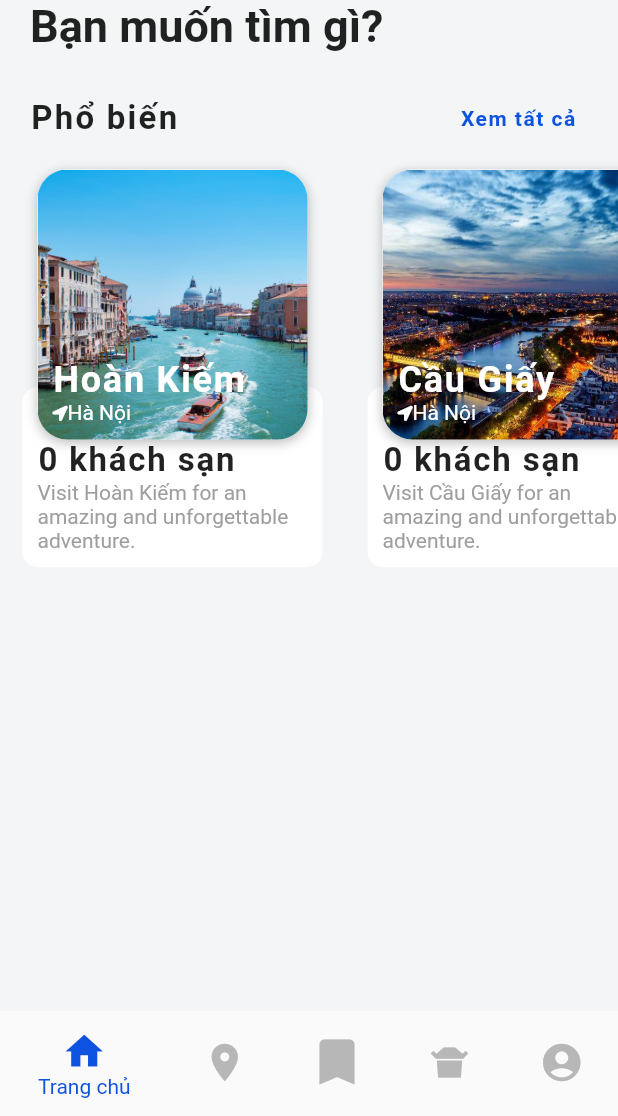
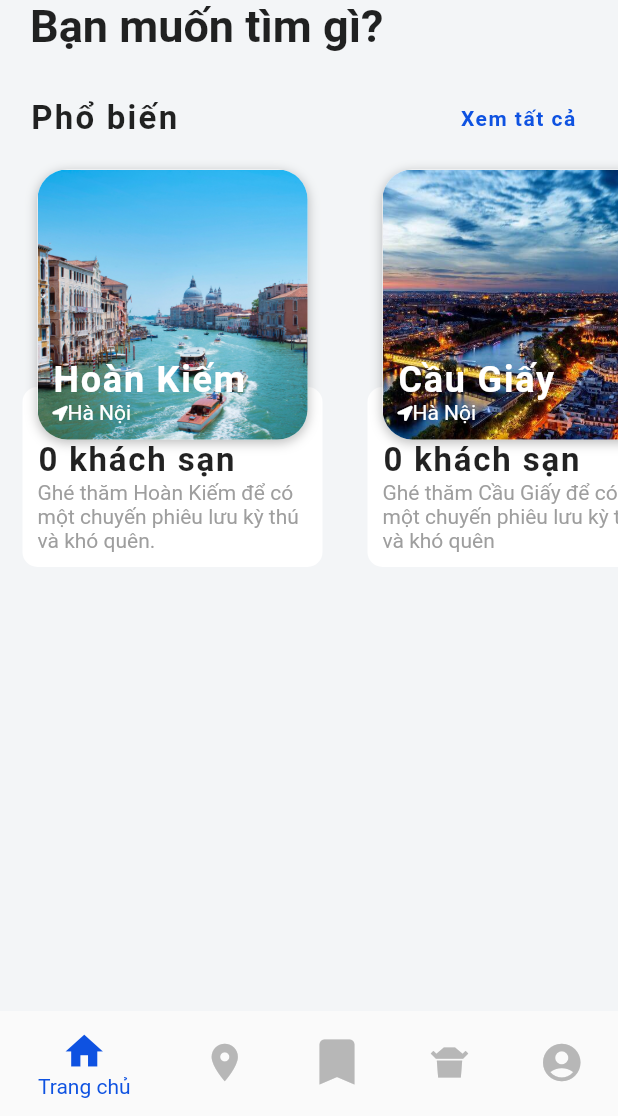
Before and after one commit to bullpig/Mobile_Hotel_Booking, a Flutter app: the HomeScreen screen opened directly, on a phone screen of 412 x 824 dp, the part 120-1236 px from its top. Run offline on Flutter 3.47's test engine with Material 2 defaults, Android fonts, the phone set to English and light mode, and no system bars; our stand-ins replace cloud_firestore, firebase_auth, firebase_core, fluttertoast, font_awesome_flutter; accounts and stored records are empty; network calls fail.

Commit message:
fix destination_model

```diff
--- a/hotel_booking/lib/models/destination_model.dart
+++ b/hotel_booking/lib/models/destination_model.dart
@@ -27,10 +27,10 @@ List<Destination> destinations = [];
 
 void loadDataOfDestinations() {
     destinations = [
-    Destination(imageUrl: 'assets/images/venice.jpg', city: 'Hoàn Kiếm', country: 'Hà Nội', description: 'Visit Hoàn Kiếm for an amazing and unforgettable adventure.'),
-    Destination(imageUrl: 'assets/images/paris.jpg', city: 'Cầu Giấy', country: 'Hà Nội', description: 'Visit Cầu Giấy for an amazing and unforgettable adventure.'),
-    Destination(imageUrl: 'assets/images/newdelhi.jpg', city: 'Đống Đa', country: 'Hà Nội', description: 'Visit Đống Đa for an amazing and unforgettable adventure.'),
-    Destination(imageUrl: 'assets/images/saopaulo.jpg', city: 'Nam Từ Liêm', country: 'Hà Nội', description: 'Visit Hà Nội for an amazing and unforgettable adventure.'),
-    Destination(imageUrl: 'assets/images/newyork.jpg', city: 'Hai Bà Trưng', country: 'Hà Nội', description: 'Visit Hà Nội for an amazing and unforgettable adventure.')
+    Destination(imageUrl: 'assets/images/venice.jpg', city: 'Hoàn Kiếm', country: 'Hà Nội', description: 'Ghé thăm Hoàn Kiếm để có một chuyến phiêu lưu kỳ thú và khó quên.'),
+    Destination(imageUrl: 'assets/images/paris.jpg', city: 'Cầu Giấy', country: 'Hà Nội', description: 'Ghé thăm Cầu Giấy để có một chuyến phiêu lưu kỳ thú và khó quên'),
+    Destination(imageUrl: 'assets/images/newdelhi.jpg', city: 'Hoàng Mai', country: 'Hà Nội', description: 'Ghé thăm Hoàng Mai để có một chuyến phiêu lưu kỳ thú và khó quên'),
+    Destination(imageUrl: 'assets/images/saopaulo.jpg', city: 'Nam Từ Liêm', country: 'Hà Nội', description: 'Ghé thăm Nam Từ Liêm để có một chuyến phiêu lưu kỳ thú và khó quên'),
+    Destination(imageUrl: 'assets/images/newyork.jpg', city: 'Hai Bà Trưng', country: 'Hà Nội', description: 'Ghé thăm Hai Bà Trưng để có một chuyến phiêu lưu kỳ thú và khó quên'),
   ];
 }
--- a/hotel_booking/lib/models/hotel_model.dart
+++ b/hotel_booking/lib/models/hotel_model.dart
@@ -29,8 +29,8 @@ List<Hotel> temp_favorite = [
       name: 'KIM HOTEL',
       address:
           '12 ngõ 75 Cầu Đất, Chương Dương Độ, Hoàn Kiếm, Hà Nội, Việt Nam',
-      twohourprice: 175,
-      overnightprice: 300,
+      twohourprice: 175000,
+      overnightprice: 300000,
       rating: 5,
       introduction:
           'Lorem ipsum dolor sit amet, consectetur adipiscing elit.In porta euismod neque, vel sagittis augue suscipit et. In sapien ipsum, vehicula sit amet ante non, sollicitudin venenatis est.Vivamus imperdiet venenatis tellus eget fringilla.'),
@@ -39,8 +39,8 @@ List<Hotel> temp_favorite = [
       name: 'Hotel 1',
       address:
           '12 ngõ 75 Cầu Đất, Chương Dương Độ, Hoàn Kiếm, Hà Nội, Việt Nam',
-      twohourprice: 300,
-      overnightprice: 652,
+      twohourprice: 300000,
+      overnightprice: 650000,
       rating: 4,
       introduction:
           'Lorem ipsum dolor sit amet, consectetur adipiscing elit.In porta euismod neque, vel sagittis augue suscipit et. In sapien ipsum, vehicula sit amet ante non, sollicitudin venenatis est.Vivamus imperdiet venenatis tellus eget fringilla.'),
@@ -49,8 +49,8 @@ List<Hotel> temp_favorite = [
       name: 'Hotel 2',
       address:
           '12 ngõ 75 Cầu Đất, Chương Dương Độ, Hoàn Kiếm, Hà Nội, Việt Nam',
-      twohourprice: 240,
-      overnightprice: 480,
+      twohourprice: 240000,
+      overnightprice: 480000,
       rating: 4,
       introduction:
           'Lorem ipsum dolor sit amet, consectetur adipiscing elit.In porta euismod neque, vel sagittis augue suscipit et. In sapien ipsum, vehicula sit amet ante non, sollicitudin venenatis est.Vivamus imperdiet venenatis tellus eget fringilla.'),
@@ -62,8 +62,8 @@ List<Hotel> temp_hotels = [
       name: 'KIM HOTEL',
       address:
           '12 ngõ 75 Cầu Đất, Chương Dương Độ, Hoàn Kiếm, Hà Nội, Việt Nam',
-      twohourprice: 175,
-      overnightprice: 300,
+      twohourprice: 175000,
+      overnightprice: 300000,
       rating: 5,
       introduction:
           'Lorem ipsum dolor sit amet, consectetur adipiscing elit.In porta euismod neque, vel sagittis augue suscipit et. In sapien ipsum, vehicula sit amet ante non, sollicitudin venenatis est.Vivamus imperdiet venenatis tellus eget fringilla.'),
@@ -72,8 +72,8 @@ List<Hotel> temp_hotels = [
       name: 'Hotel 1',
       address:
           '12 ngõ 75 Cầu Đất, Chương Dương Độ, Hoàn Kiếm, Hà Nội, Việt Nam',
-      twohourprice: 300,
-      overnightprice: 652,
+      twohourprice: 300000,
+      overnightprice: 650000,
       rating: 4,
       introduction:
           'Lorem ipsum dolor sit amet, consectetur adipiscing elit.In porta euismod neque, vel sagittis augue suscipit et. In sapien ipsum, vehicula sit amet ante non, sollicitudin venenatis est.Vivamus imperdiet venenatis tellus eget fringilla.'),
@@ -82,8 +82,8 @@ List<Hotel> temp_hotels = [
       name: 'Hotel 2',
       address:
           '12 ngõ 75 Cầu Đất, Chương Dương Độ, Hoàn Kiếm, Hà Nội, Việt Nam',
-      twohourprice: 240,
-      overnightprice: 480,
+      twohourprice: 240000,
+      overnightprice: 480000,
       rating: 4,
       introduction:
           'Lorem ipsum dolor sit amet, consectetur adipiscing elit.In porta euismod neque, vel sagittis augue suscipit et. In sapien ipsum, vehicula sit amet ante non, sollicitudin venenatis est.Vivamus imperdiet venenatis tellus eget fringilla.'),
```
Also changed, not shown: hotel_booking/lib/screens/hotelDetails.dart (+4 -3 lines).
